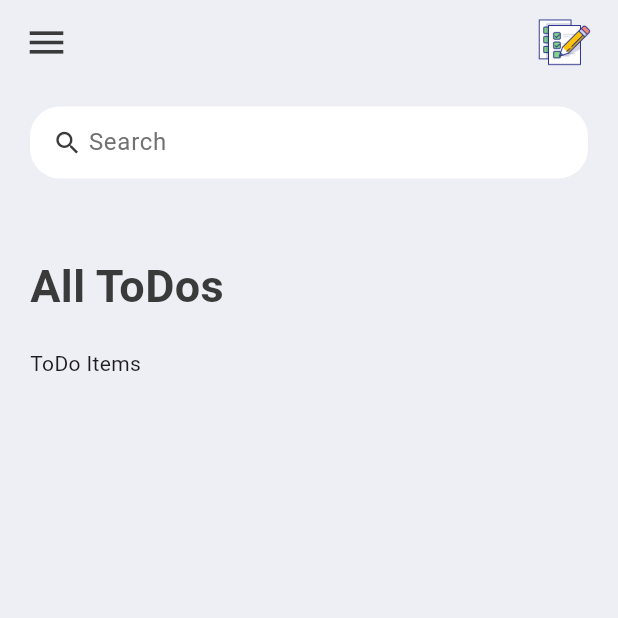
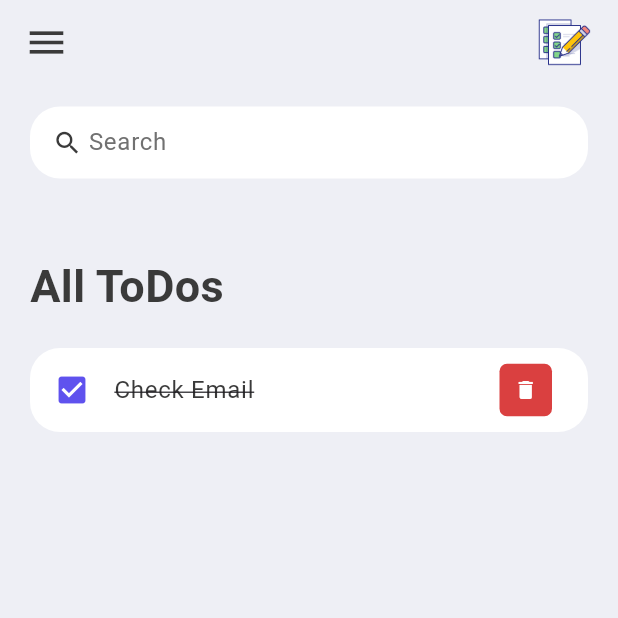
Before and after one commit to codeby-vikrant/Task-2-To-Do-List-App, a Flutter app: the screen it shows after launch, on a phone screen of 412 x 824 dp, the top half of it. Run offline on Flutter 3.47's test engine with Material 3 defaults, Android fonts, the phone set to English and light mode, and no system bars.

Commit message:
added a delete button

```diff
--- a/lib/widgets/todo_items.dart
+++ b/lib/widgets/todo_items.dart
@@ -1,10 +1,43 @@
 import 'package:flutter/material.dart';
+import 'package:task_2_to_do_list_app/constants/colors.dart';
 
 class ToDoItem extends StatelessWidget {
   const ToDoItem({super.key});
 
   @override
   Widget build(BuildContext context) {
-    return const Text('ToDo Items');
+    return Container(
+      child: ListTile(
+        onTap: () {},
+        shape: RoundedRectangleBorder(
+          borderRadius: BorderRadius.circular(20),
+        ),
+        tileColor: Colors.white,
+        leading: const Icon(
+          Icons.check_box,
+          color: tdBlue,
+        ),
+        title: const Text(
+          'Check Email',
+          style: TextStyle(
+              fontSize: 16,
+              color: tdBlack,
+              decoration: TextDecoration.lineThrough),
+        ),
+        trailing: Container(
+          height: 35,
+          width: 35,
+          decoration: BoxDecoration(
+              color: tdRed, borderRadius: BorderRadius.circular(5)),
+          child: IconButton(
+              onPressed: () {},
+              iconSize: 16,
+              color: Colors.white,
+              icon: const Icon(
+                Icons.delete,
+              )),
+        ),
+      ),
+    );
   }
 }
```
